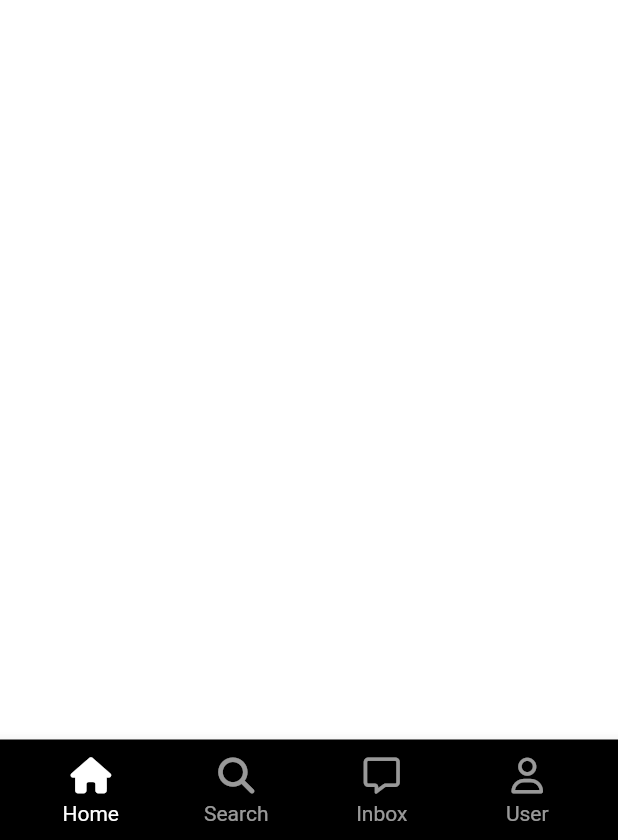
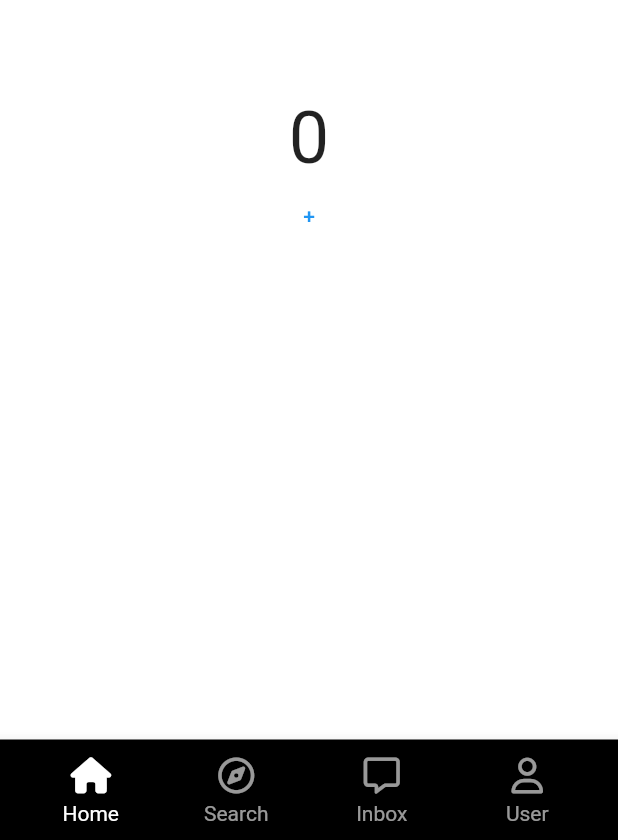
Before and after one commit to plagdoctor/tiktok_clone, a Flutter app: the screen it shows after launch, on a phone screen of 412 x 824 dp. Shown: the part 393-1233 px from the top of the screen. Run offline on Flutter 3.47's test engine with Material 2 defaults, Android fonts, the phone set to English and light mode, and no system bars; our stand-ins replace font_awesome_flutter.

Commit message:
making statefull widget in custom navbar

```diff
--- a/lib/main_navigation/main_navigation_screen.dart
+++ b/lib/main_navigation/main_navigation_screen.dart
@@ -1,5 +1,6 @@
 import 'package:flutter/material.dart';
 import 'package:font_awesome_flutter/font_awesome_flutter.dart';
+import 'package:tiktok_clone/main_navigation/stf_screen.dart';
 import 'package:tiktok_clone/main_navigation/widgets/nav_tab.dart';
 
 class MainNavigationScreen extends StatefulWidget {
@@ -13,21 +14,11 @@ class _MainNavigationScreenState extends State<MainNavigationScreen> {
   int _selectedIndex = 0;
 
   final screens = [
-    const Center(
-      child: Text('Home'),
-    ),
-    const Center(
-      child: Text('Search'),
-    ),
-    const Center(
-      child: Text('Home'),
-    ),
-    const Center(
-      child: Text('Search'),
-    ),
-    const Center(
-      child: Text('Search'),
-    )
+    StfScreen(key: GlobalKey()),
+    StfScreen(key: GlobalKey()),
+    Container(),
+    StfScreen(key: GlobalKey()),
+    StfScreen(key: GlobalKey()),
   ];
 
   void _onTap(int index) {
@@ -39,6 +30,7 @@ class _MainNavigationScreenState extends State<MainNavigationScreen> {
   @override
   Widget build(BuildContext context) {
     return Scaffold(
+      body: screens.elementAt(_selectedIndex),
       bottomNavigationBar: BottomAppBar(
         color: Colors.black,
         child: Padding(
@@ -49,24 +41,28 @@ class _MainNavigationScreenState extends State<MainNavigationScreen> {
               NavTab(
                 text: 'Home',
                 icon: FontAwesomeIcons.house,
+                selectedIcon: FontAwesomeIcons.house,
                 isSelected: _selectedIndex == 0,
                 onTap: () => _onTap(0),
               ),
               NavTab(
                 text: 'Search',
-                icon: FontAwesomeIcons.magnifyingGlass,
+                icon: FontAwesomeIcons.compass,
+                selectedIcon: FontAwesomeIcons.solidCompass,
                 isSelected: _selectedIndex == 1,
                 onTap: () => _onTap(1),
               ),
               NavTab(
                 text: 'Inbox',
                 icon: FontAwesomeIcons.message,
+                selectedIcon: FontAwesomeIcons.solidMessage,
                 isSelected: _selectedIndex == 3,
                 onTap: () => _onTap(3),
               ),
               NavTab(
                 text: 'User',
                 icon: FontAwesomeIcons.user,
+                selectedIcon: FontAwesomeIcons.solidUser,
                 isSelected: _selectedIndex == 4,
                 onTap: () => _onTap(4),
               ),
--- /dev/null
+++ b/lib/main_navigation/stf_screen.dart
@@ -0,0 +1,43 @@
+import 'package:flutter/material.dart';
+
+class StfScreen extends StatefulWidget {
+  const StfScreen({super.key});
+
+  @override
+  State<StfScreen> createState() => _StfScreenState();
+}
+
+class _StfScreenState extends State<StfScreen> {
+  int _clicks = 0;
+
+  void _increase() {
+    setState(() {
+      _clicks = _clicks + 1;
+    });
+  }
+
+  @override
+  void dispose() {
+    print(_clicks);
+    super.dispose();
+  }
+
+  @override
+  Widget build(BuildContext context) {
+    return Center(
+      child: Column(
+        mainAxisAlignment: MainAxisAlignment.center,
+        children: [
+          Text(
+            "$_clicks",
+            style: const TextStyle(fontSize: 48),
+          ),
+          TextButton(
+            onPressed: _increase,
+            child: const Text('+'),
+          )
+        ],
+      ),
+    );
+  }
+}
--- a/lib/main_navigation/widgets/nav_tab.dart
+++ b/lib/main_navigation/widgets/nav_tab.dart
@@ -8,11 +8,13 @@ class NavTab extends StatelessWidget {
       required this.text,
       required this.isSelected,
       required this.icon,
-      required this.onTap});
+      required this.onTap,
+      required this.selectedIcon});
 
   final String text;
   final bool isSelected;
   final IconData icon;
+  final IconData selectedIcon;
   final Function onTap;
 
   @override
@@ -29,7 +31,7 @@ class NavTab extends StatelessWidget {
               mainAxisSize: MainAxisSize.min,
               children: [
                 FaIcon(
-                  icon,
+                  isSelected ? selectedIcon : icon,
                   color: Colors.white,
                 ),
                 Gaps.v5,
```
